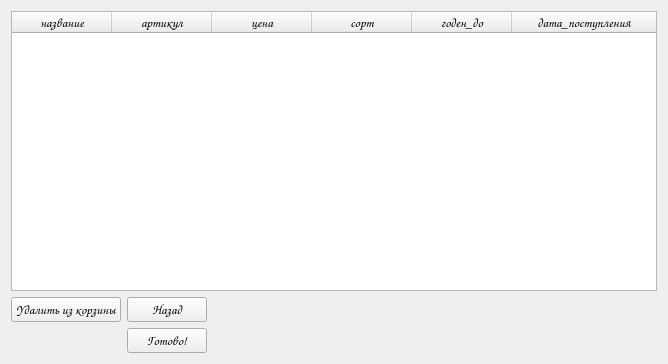
Old version of the form PocketTable1/src2/orderbuyer.ui in the repository mariyoOF/YUR2024.
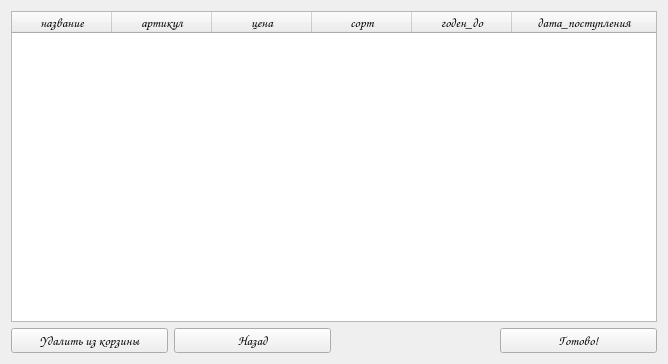
New version of the form.

```diff
--- a/PocketTable1/src2/orderbuyer.ui
+++ b/PocketTable1/src2/orderbuyer.ui
@@ -14,19 +14,6 @@
    <string>Оформление заказа</string>
   </property>
   <layout class="QGridLayout" name="gridLayout">
-   <item row="2" column="3">
-    <spacer name="horizontalSpacer_2">
-     <property name="orientation">
-      <enum>Qt::Horizontal</enum>
-     </property>
-     <property name="sizeHint" stdset="0">
-      <size>
-       <width>40</width>
-       <height>20</height>
-      </size>
-     </property>
-    </spacer>
-   </item>
    <item row="0" column="0" colspan="4">
     <widget class="QTableWidget" name="table">
      <property name="font">
@@ -79,7 +66,20 @@
      </column>
     </widget>
    </item>
-   <item row="2" column="0" colspan="2">
+   <item row="2" column="3">
+    <widget class="QPushButton" name="ok">
+     <property name="font">
+      <font>
+       <family>Comic Sans MS</family>
+       <pointsize>10</pointsize>
+      </font>
+     </property>
+     <property name="text">
+      <string>Готово!</string>
+     </property>
+    </widget>
+   </item>
+   <item row="2" column="0">
     <widget class="QPushButton" name="remove">
      <property name="font">
       <font>
@@ -92,7 +92,7 @@
      </property>
     </widget>
    </item>
-   <item row="2" column="2">
+   <item row="2" column="1">
     <widget class="QPushButton" name="back">
      <property name="font">
       <font>
@@ -105,32 +105,6 @@
      </property>
     </widget>
    </item>
-   <item row="3" column="3">
-    <spacer name="horizontalSpacer">
-     <property name="orientation">
-      <enum>Qt::Horizontal</enum>
-     </property>
-     <property name="sizeHint" stdset="0">
-      <size>
-       <width>40</width>
-       <height>20</height>
-      </size>
-     </property>
-    </spacer>
-   </item>
-   <item row="3" column="2">
-    <widget class="QPushButton" name="ok">
-     <property name="font">
-      <font>
-       <family>Comic Sans MS</family>
-       <pointsize>10</pointsize>
-      </font>
-     </property>
-     <property name="text">
-      <string>Готово!</string>
-     </property>
-    </widget>
-   </item>
   </layout>
  </widget>
  <resources/>
```
